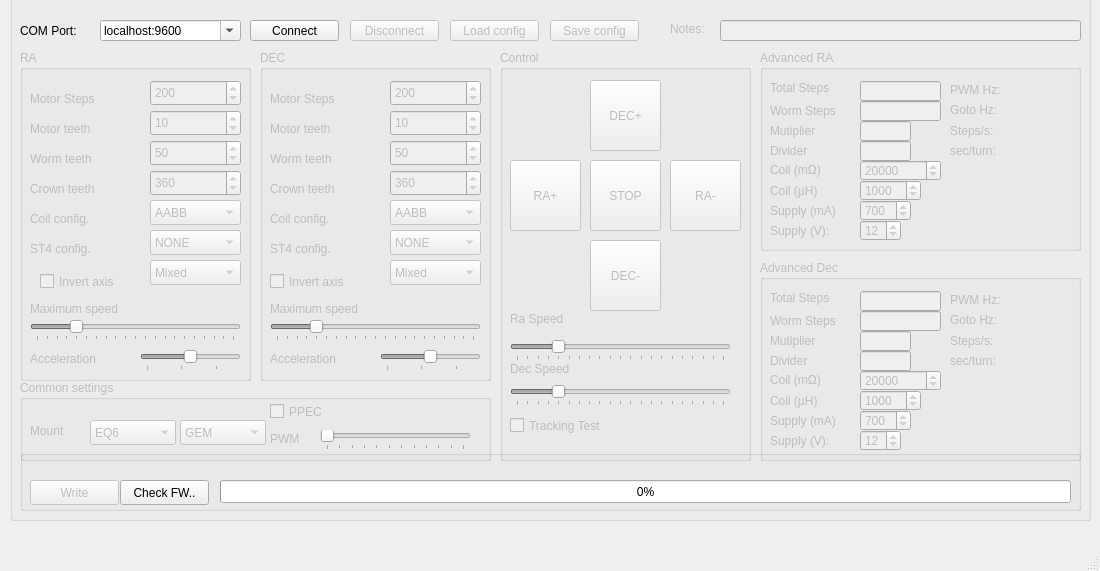
The window that mainwindow.ui (ahp-electronics/gt-configurator) describes before a commit, drawn with Qt 5.
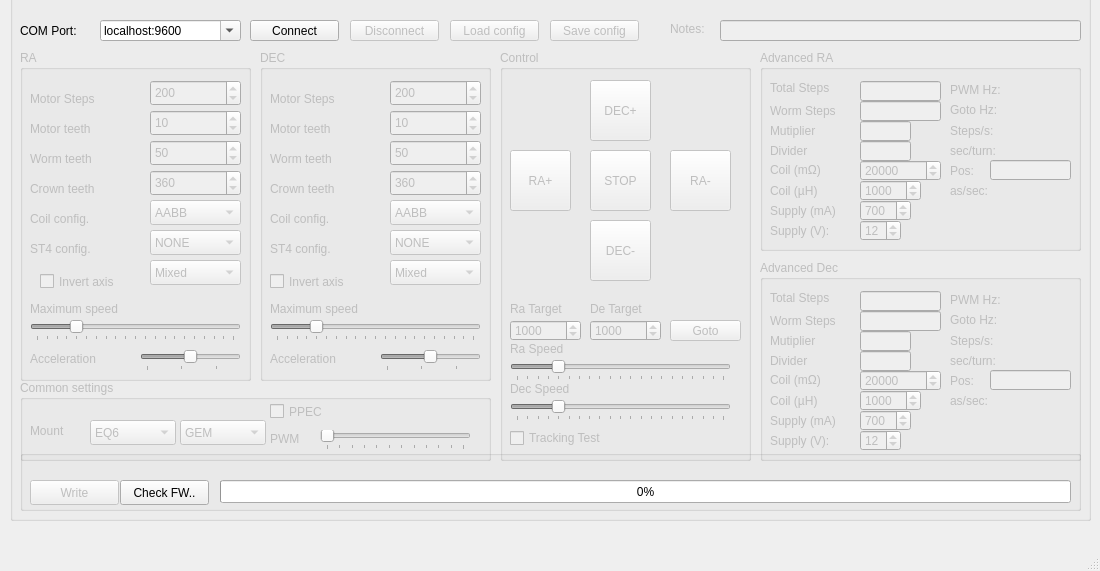
The same window after the commit.

Commit message: Add goto control and current rate and position indicators

Patch:
```diff
--- a/mainwindow.ui
+++ b/mainwindow.ui
@@ -784,8 +784,8 @@
        <rect>
         <x>90</x>
         <y>30</y>
-        <width>71</width>
-        <height>71</height>
+        <width>61</width>
+        <height>61</height>
        </rect>
       </property>
       <property name="text">
@@ -796,9 +796,9 @@
       <property name="geometry">
        <rect>
         <x>10</x>
-        <y>110</y>
-        <width>71</width>
-        <height>71</height>
+        <y>100</y>
+        <width>61</width>
+        <height>61</height>
        </rect>
       </property>
       <property name="text">
@@ -809,9 +809,9 @@
       <property name="geometry">
        <rect>
         <x>170</x>
-        <y>110</y>
-        <width>71</width>
-        <height>71</height>
+        <y>100</y>
+        <width>61</width>
+        <height>61</height>
        </rect>
       </property>
       <property name="text">
@@ -822,9 +822,9 @@
       <property name="geometry">
        <rect>
         <x>90</x>
-        <y>110</y>
-        <width>71</width>
-        <height>71</height>
+        <y>100</y>
+        <width>61</width>
+        <height>61</height>
        </rect>
       </property>
       <property name="text">
@@ -835,9 +835,9 @@
       <property name="geometry">
        <rect>
         <x>90</x>
-        <y>190</y>
-        <width>71</width>
-        <height>71</height>
+        <y>170</y>
+        <width>61</width>
+        <height>61</height>
        </rect>
       </property>
       <property name="text">
@@ -848,7 +848,7 @@
       <property name="geometry">
        <rect>
         <x>10</x>
-        <y>290</y>
+        <y>310</y>
         <width>221</width>
         <height>21</height>
        </rect>
@@ -876,7 +876,7 @@
       <property name="geometry">
        <rect>
         <x>10</x>
-        <y>260</y>
+        <y>290</y>
         <width>91</width>
         <height>17</height>
        </rect>
@@ -889,7 +889,7 @@
       <property name="geometry">
        <rect>
         <x>10</x>
-        <y>310</y>
+        <y>330</y>
         <width>91</width>
         <height>17</height>
        </rect>
@@ -902,7 +902,7 @@
       <property name="geometry">
        <rect>
         <x>10</x>
-        <y>335</y>
+        <y>350</y>
         <width>221</width>
         <height>21</height>
        </rect>
@@ -930,15 +930,92 @@
       <property name="geometry">
        <rect>
         <x>10</x>
-        <y>360</y>
+        <y>380</y>
         <width>131</width>
-        <height>31</height>
+        <height>16</height>
        </rect>
       </property>
       <property name="text">
        <string>Tracking Test</string>
       </property>
      </widget>
+     <widget class="QPushButton" name="Goto">
+      <property name="geometry">
+       <rect>
+        <x>170</x>
+        <y>270</y>
+        <width>71</width>
+        <height>21</height>
+       </rect>
+      </property>
+      <property name="text">
+       <string>Goto</string>
+      </property>
+     </widget>
+     <widget class="QSpinBox" name="TargetSteps_0">
+      <property name="geometry">
+       <rect>
+        <x>10</x>
+        <y>270</y>
+        <width>71</width>
+        <height>21</height>
+       </rect>
+      </property>
+      <property name="minimum">
+       <number>1</number>
+      </property>
+      <property name="maximum">
+       <number>1000000</number>
+      </property>
+      <property name="value">
+       <number>1000</number>
+      </property>
+     </widget>
+     <widget class="QSpinBox" name="TargetSteps_1">
+      <property name="geometry">
+       <rect>
+        <x>90</x>
+        <y>270</y>
+        <width>71</width>
+        <height>21</height>
+       </rect>
+      </property>
+      <property name="minimum">
+       <number>1</number>
+      </property>
+      <property name="maximum">
+       <number>1000000</number>
+      </property>
+      <property name="value">
+       <number>1000</number>
+      </property>
+     </widget>
+     <widget class="QLabel" name="Ra_Speed_label_2">
+      <property name="geometry">
+       <rect>
+        <x>10</x>
+        <y>250</y>
+        <width>71</width>
+        <height>17</height>
+       </rect>
+      </property>
+      <property name="text">
+       <string>Ra Target</string>
+      </property>
+     </widget>
+     <widget class="QLabel" name="Ra_Speed_label_3">
+      <property name="geometry">
+       <rect>
+        <x>90</x>
+        <y>250</y>
+        <width>71</width>
+        <height>17</height>
+       </rect>
+      </property>
+      <property name="text">
+       <string>De Target</string>
+      </property>
+     </widget>
     </widget>
     <widget class="QGroupBox" name="commonSettings">
      <property name="enabled">
@@ -1488,6 +1565,45 @@
        <string>Goto Hz:</string>
       </property>
      </widget>
+     <widget class="QLineEdit" name="CurrentSteps_0">
+      <property name="geometry">
+       <rect>
+        <x>230</x>
+        <y>110</y>
+        <width>81</width>
+        <height>20</height>
+       </rect>
+      </property>
+      <property name="readOnly">
+       <bool>true</bool>
+      </property>
+     </widget>
+     <widget class="QLabel" name="Rate_0">
+      <property name="geometry">
+       <rect>
+        <x>190</x>
+        <y>130</y>
+        <width>121</width>
+        <height>21</height>
+       </rect>
+      </property>
+      <property name="text">
+       <string>as/sec:</string>
+      </property>
+     </widget>
+     <widget class="QLabel" name="CurrentStepsLabel_0">
+      <property name="geometry">
+       <rect>
+        <x>190</x>
+        <y>110</y>
+        <width>41</width>
+        <height>21</height>
+       </rect>
+      </property>
+      <property name="text">
+       <string>Pos:</string>
+      </property>
+     </widget>
     </widget>
     <widget class="QGroupBox" name="AdvancedDec">
      <property name="enabled">
@@ -1788,6 +1904,45 @@
        <string>Goto Hz:</string>
       </property>
      </widget>
+     <widget class="QLineEdit" name="CurrentSteps_1">
+      <property name="geometry">
+       <rect>
+        <x>230</x>
+        <y>110</y>
+        <width>81</width>
+        <height>20</height>
+       </rect>
+      </property>
+      <property name="readOnly">
+       <bool>true</bool>
+      </property>
+     </widget>
+     <widget class="QLabel" name="CurrentStepsLabel_1">
+      <property name="geometry">
+       <rect>
+        <x>190</x>
+        <y>110</y>
+        <width>41</width>
+        <height>21</height>
+       </rect>
+      </property>
+      <property name="text">
+       <string>Pos:</string>
+      </property>
+     </widget>
+     <widget class="QLabel" name="Rate_1">
+      <property name="geometry">
+       <rect>
+        <x>190</x>
+        <y>130</y>
+        <width>121</width>
+        <height>21</height>
+       </rect>
+      </property>
+      <property name="text">
+       <string>as/sec:</string>
+      </property>
+     </widget>
     </widget>
     <widget class="QPushButton" name="Disconnect">
      <property name="enabled">
```
The commit also changes 5 other files.
